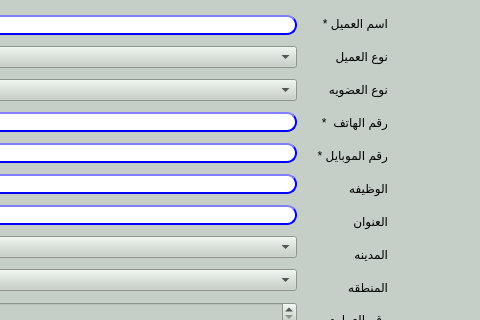
This is presentation/loyalty_ui/createCustomer.ui in shymaa123456/HyperPOS2020 as Qt 5 draws it before an edit; both pictures show x 554 to 1034 and y 0 to 320 of the 1034 by 651 pixel window. The edited form follows.
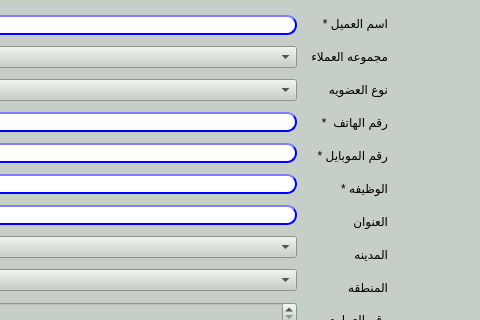
This is the edited form.

Patch:
```diff
--- a/presentation/loyalty_ui/createCustomer.ui
+++ b/presentation/loyalty_ui/createCustomer.ui
@@ -36,7 +36,7 @@
     <item>
      <widget class="QLabel" name="label_17">
       <property name="text">
-       <string>نوع العميل</string>
+       <string>مجموعه العملاء</string>
       </property>
      </widget>
     </item>
@@ -64,7 +64,7 @@
     <item>
      <widget class="QLabel" name="label_4">
       <property name="text">
-       <string>الوظيفه</string>
+       <string>الوظيفه *</string>
       </property>
      </widget>
     </item>
```
